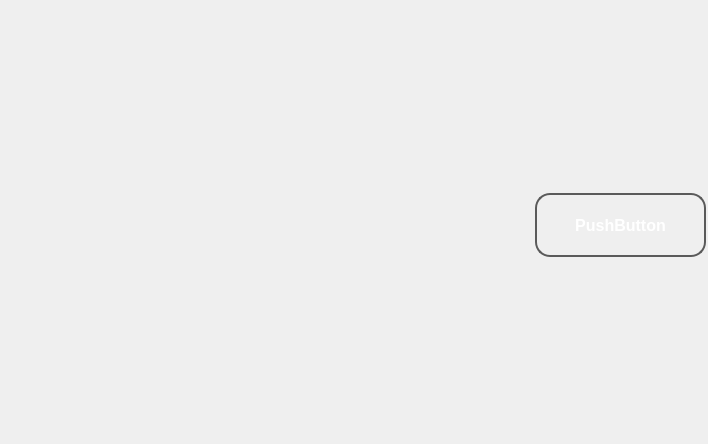
Above: widget.ui from pinkyrie/ADog before the change. Below: the same form after it.
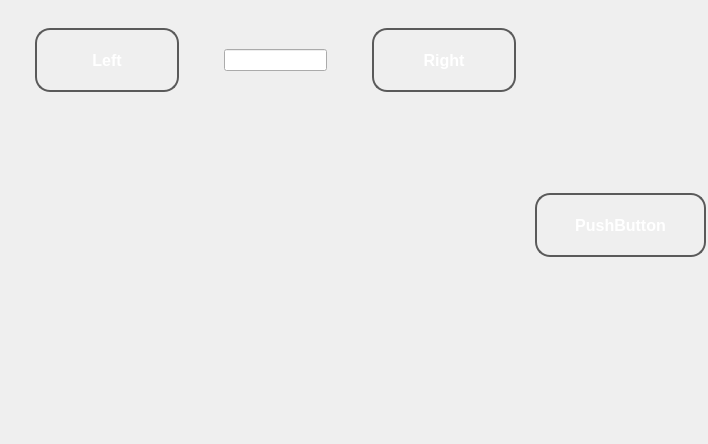
That is the form after the change.

What changed in the file:
```diff
--- a/widget.ui
+++ b/widget.ui
@@ -83,7 +83,51 @@
      <height>80</height>
     </rect>
    </property>
-   <layout class="QHBoxLayout" name="horizontalLayout"/>
+   <layout class="QHBoxLayout" name="horizontalLayout">
+    <item>
+     <widget class="QPushButton" name="LeftBtn">
+      <property name="text">
+       <string>Left</string>
+      </property>
+     </widget>
+    </item>
+    <item>
+     <spacer name="horizontalSpacer_2">
+      <property name="orientation">
+       <enum>Qt::Horizontal</enum>
+      </property>
+      <property name="sizeHint" stdset="0">
+       <size>
+        <width>40</width>
+        <height>20</height>
+       </size>
+      </property>
+     </spacer>
+    </item>
+    <item>
+     <widget class="QLineEdit" name="lineEdit"/>
+    </item>
+    <item>
+     <spacer name="horizontalSpacer">
+      <property name="orientation">
+       <enum>Qt::Horizontal</enum>
+      </property>
+      <property name="sizeHint" stdset="0">
+       <size>
+        <width>40</width>
+        <height>20</height>
+       </size>
+      </property>
+     </spacer>
+    </item>
+    <item>
+     <widget class="QPushButton" name="RightBtn">
+      <property name="text">
+       <string>Right</string>
+      </property>
+     </widget>
+    </item>
+   </layout>
   </widget>
   <widget class="QWidget" name="verticalLayoutWidget_2">
    <property name="geometry">
```
